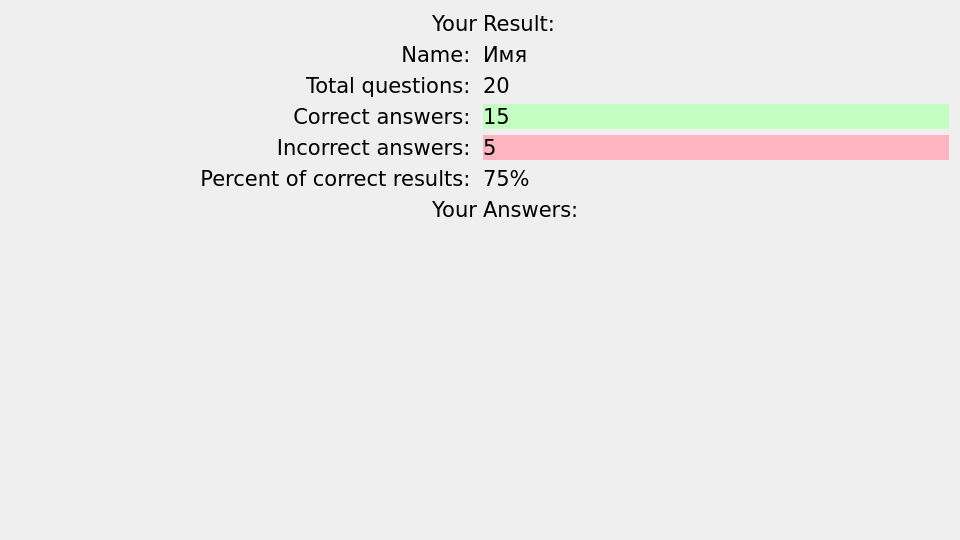
Qt form checkeng/dialogs/finish/finish.ui (kusanekinov/CheckEng) before a commit.
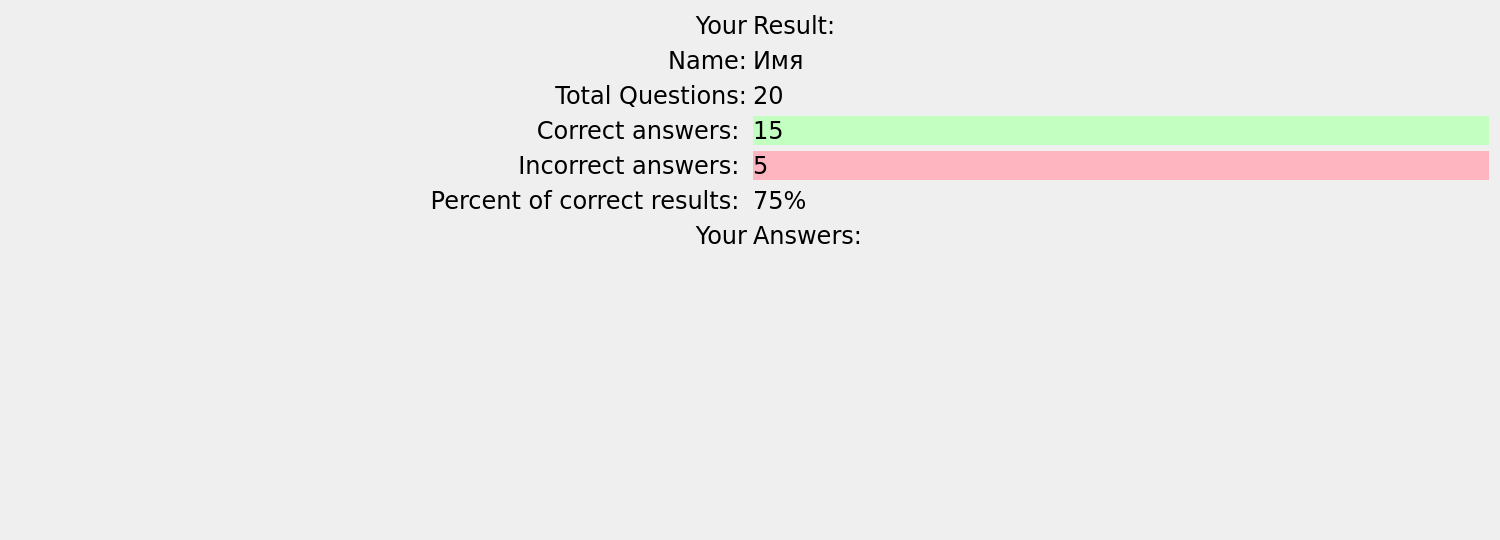
The same form after that commit.

```diff
--- a/checkeng/dialogs/finish/finish.ui
+++ b/checkeng/dialogs/finish/finish.ui
@@ -6,7 +6,7 @@
    <rect>
     <x>0</x>
     <y>0</y>
-    <width>960</width>
+    <width>1500</width>
     <height>540</height>
    </rect>
   </property>
@@ -25,35 +25,14 @@
    <string notr="true"/>
   </property>
   <layout class="QGridLayout" name="gridLayout">
-   <item row="0" column="0" colspan="2">
-    <layout class="QGridLayout" name="layout1">
-     <item row="2" column="1">
-      <widget class="QLabel" name="m_total">
-       <property name="font">
-        <font>
-         <family>DejaVu Sans</family>
-         <pointsize>16</pointsize>
-         <weight>50</weight>
-         <bold>false</bold>
-        </font>
-       </property>
-       <property name="text">
-        <string>20</string>
-       </property>
-       <property name="margin">
-        <number>4</number>
-       </property>
-       <property name="indent">
-        <number>0</number>
-       </property>
-      </widget>
-     </item>
-     <item row="3" column="0">
+   <item row="4" column="0" colspan="2">
+    <layout class="QGridLayout" name="gridLayout_2">
+     <item row="2" column="0">
       <widget class="QLabel" name="l_correct">
        <property name="font">
         <font>
          <family>DejaVu Sans</family>
-         <pointsize>16</pointsize>
+         <pointsize>18</pointsize>
          <weight>50</weight>
          <bold>false</bold>
         </font>
@@ -78,81 +57,33 @@
        </property>
       </widget>
      </item>
-     <item row="2" column="0">
-      <widget class="QLabel" name="l_total">
+     <item row="0" column="1">
+      <widget class="QLabel" name="m_name">
        <property name="font">
         <font>
          <family>DejaVu Sans</family>
-         <pointsize>16</pointsize>
+         <pointsize>18</pointsize>
          <weight>50</weight>
          <bold>false</bold>
         </font>
        </property>
        <property name="text">
-        <string>Total questions: </string>
+        <string>Имя</string>
        </property>
-       <property name="alignment">
-        <set>Qt::AlignRight|Qt::AlignTrailing|Qt::AlignVCenter</set>
+       <property name="margin">
+        <number>4</number>
        </property>
-      </widget>
-     </item>
-     <item row="1" column="0">
-      <widget class="QLabel" name="l_name">
-       <property name="font">
-        <font>
-         <family>DejaVu Sans</family>
-         <pointsize>16</pointsize>
-         <weight>50</weight>
-         <bold>false</bold>
-        </font>
+       <property name="indent">
+        <number>0</number>
        </property>
-       <property name="text">
-        <string>Name: </string>
-       </property>
-       <property name="alignment">
-        <set>Qt::AlignRight|Qt::AlignTrailing|Qt::AlignVCenter</set>
-       </property>
       </widget>
      </item>
-     <item row="6" column="1">
-      <widget class="QLabel" name="answers">
-       <property name="font">
-        <font>
-         <family>DejaVu Sans</family>
-         <pointsize>16</pointsize>
-         <weight>50</weight>
-         <bold>false</bold>
-        </font>
-       </property>
-       <property name="text">
-        <string>Answers:</string>
-       </property>
-      </widget>
-     </item>
-     <item row="0" column="0">
-      <widget class="QLabel" name="your">
-       <property name="font">
-        <font>
-         <family>DejaVu Sans</family>
-         <pointsize>16</pointsize>
-         <weight>50</weight>
-         <bold>false</bold>
-        </font>
-       </property>
-       <property name="text">
-        <string>Your</string>
-       </property>
-       <property name="alignment">
-        <set>Qt::AlignRight|Qt::AlignTrailing|Qt::AlignVCenter</set>
-       </property>
-      </widget>
-     </item>
-     <item row="3" column="1">
+     <item row="2" column="1">
       <widget class="QLabel" name="m_correct">
        <property name="font">
         <font>
          <family>DejaVu Sans</family>
-         <pointsize>16</pointsize>
+         <pointsize>18</pointsize>
          <weight>50</weight>
          <bold>false</bold>
         </font>
@@ -174,30 +105,12 @@
        </property>
       </widget>
      </item>
-     <item row="6" column="0">
-      <widget class="QLabel" name="your2">
-       <property name="font">
-        <font>
-         <family>DejaVu Sans</family>
-         <pointsize>16</pointsize>
-         <weight>50</weight>
-         <bold>false</bold>
-        </font>
-       </property>
-       <property name="text">
-        <string>Your</string>
-       </property>
-       <property name="alignment">
-        <set>Qt::AlignRight|Qt::AlignTrailing|Qt::AlignVCenter</set>
-       </property>
-      </widget>
-     </item>
-     <item row="4" column="0">
+     <item row="3" column="0">
       <widget class="QLabel" name="l_incorrect">
        <property name="font">
         <font>
          <family>DejaVu Sans</family>
-         <pointsize>16</pointsize>
+         <pointsize>18</pointsize>
          <weight>50</weight>
          <bold>false</bold>
         </font>
@@ -213,36 +126,48 @@
        </property>
       </widget>
      </item>
-     <item row="4" column="1">
-      <widget class="QLabel" name="m_incorrect">
+     <item row="0" column="0">
+      <widget class="QLabel" name="l_name">
        <property name="font">
         <font>
          <family>DejaVu Sans</family>
-         <pointsize>16</pointsize>
+         <pointsize>18</pointsize>
          <weight>50</weight>
          <bold>false</bold>
         </font>
        </property>
-       <property name="styleSheet">
-        <string notr="true">background-color: rgb(255, 181, 191);</string>
-       </property>
        <property name="text">
-        <string>5</string>
+        <string>Name:</string>
        </property>
-       <property name="margin">
-        <number>4</number>
+       <property name="alignment">
+        <set>Qt::AlignRight|Qt::AlignTrailing|Qt::AlignVCenter</set>
        </property>
-       <property name="indent">
-        <number>0</number>
+      </widget>
+     </item>
+     <item row="1" column="0">
+      <widget class="QLabel" name="l_total">
+       <property name="font">
+        <font>
+         <family>DejaVu Sans</family>
+         <pointsize>18</pointsize>
+         <weight>50</weight>
+         <bold>false</bold>
+        </font>
        </property>
+       <property name="text">
+        <string>Total Questions:</string>
+       </property>
+       <property name="alignment">
+        <set>Qt::AlignRight|Qt::AlignTrailing|Qt::AlignVCenter</set>
+       </property>
       </widget>
      </item>
-     <item row="5" column="0">
+     <item row="4" column="0">
       <widget class="QLabel" name="l_percent">
        <property name="font">
         <font>
          <family>DejaVu Sans</family>
-         <pointsize>16</pointsize>
+         <pointsize>18</pointsize>
          <weight>50</weight>
          <bold>false</bold>
         </font>
@@ -255,33 +180,18 @@
        </property>
       </widget>
      </item>
-     <item row="0" column="1">
-      <widget class="QLabel" name="result">
-       <property name="font">
-        <font>
-         <family>DejaVu Sans</family>
-         <pointsize>16</pointsize>
-         <weight>50</weight>
-         <bold>false</bold>
-        </font>
-       </property>
-       <property name="text">
-        <string>Result:</string>
-       </property>
-      </widget>
-     </item>
      <item row="1" column="1">
-      <widget class="QLabel" name="m_name">
+      <widget class="QLabel" name="m_total">
        <property name="font">
         <font>
          <family>DejaVu Sans</family>
-         <pointsize>16</pointsize>
+         <pointsize>18</pointsize>
          <weight>50</weight>
          <bold>false</bold>
         </font>
        </property>
        <property name="text">
-        <string>Имя</string>
+        <string>20</string>
        </property>
        <property name="margin">
         <number>4</number>
@@ -291,12 +201,36 @@
        </property>
       </widget>
      </item>
-     <item row="5" column="1">
+     <item row="3" column="1">
+      <widget class="QLabel" name="m_incorrect">
+       <property name="font">
+        <font>
+         <family>DejaVu Sans</family>
+         <pointsize>18</pointsize>
+         <weight>50</weight>
+         <bold>false</bold>
+        </font>
+       </property>
+       <property name="styleSheet">
+        <string notr="true">background-color: rgb(255, 181, 191);</string>
+       </property>
+       <property name="text">
+        <string>5</string>
+       </property>
+       <property name="margin">
+        <number>4</number>
+       </property>
+       <property name="indent">
+        <number>0</number>
+       </property>
+      </widget>
+     </item>
+     <item row="4" column="1">
       <widget class="QLabel" name="m_percent">
        <property name="font">
         <font>
          <family>DejaVu Sans</family>
-         <pointsize>16</pointsize>
+         <pointsize>18</pointsize>
          <weight>50</weight>
          <bold>false</bold>
         </font>
@@ -312,12 +246,82 @@
        </property>
       </widget>
      </item>
+     <item row="5" column="0">
+      <widget class="QLabel" name="label_3">
+       <property name="font">
+        <font>
+         <family>DejaVu Sans</family>
+         <pointsize>18</pointsize>
+         <weight>50</weight>
+         <bold>false</bold>
+        </font>
+       </property>
+       <property name="text">
+        <string>Your</string>
+       </property>
+       <property name="alignment">
+        <set>Qt::AlignRight|Qt::AlignTrailing|Qt::AlignVCenter</set>
+       </property>
+      </widget>
+     </item>
+     <item row="5" column="1">
+      <widget class="QLabel" name="label_4">
+       <property name="font">
+        <font>
+         <family>DejaVu Sans</family>
+         <pointsize>18</pointsize>
+         <weight>50</weight>
+         <bold>false</bold>
+        </font>
+       </property>
+       <property name="text">
+        <string>Answers:</string>
+       </property>
+      </widget>
+     </item>
     </layout>
    </item>
    <item row="1" column="0" colspan="2">
     <layout class="QGridLayout" name="w_tasks"/>
    </item>
-   <item row="2" column="0">
+   <item row="0" column="0" colspan="2">
+    <layout class="QHBoxLayout" name="resultyour">
+     <item>
+      <widget class="QLabel" name="label_2">
+       <property name="font">
+        <font>
+         <family>DejaVu Sans</family>
+         <pointsize>18</pointsize>
+         <weight>50</weight>
+         <bold>false</bold>
+        </font>
+       </property>
+       <property name="text">
+        <string>Your</string>
+       </property>
+       <property name="alignment">
+        <set>Qt::AlignRight|Qt::AlignTrailing|Qt::AlignVCenter</set>
+       </property>
+      </widget>
+     </item>
+     <item>
+      <widget class="QLabel" name="label">
+       <property name="font">
+        <font>
+         <family>DejaVu Sans</family>
+         <pointsize>18</pointsize>
+         <weight>50</weight>
+         <bold>false</bold>
+        </font>
+       </property>
+       <property name="text">
+        <string>Result:</string>
+       </property>
+      </widget>
+     </item>
+    </layout>
+   </item>
+   <item row="6" column="0">
     <spacer name="verticalSpacer">
      <property name="orientation">
       <enum>Qt::Vertical</enum>
```
Left out of the diff: 2 changed lines with no effect on the pictures.
